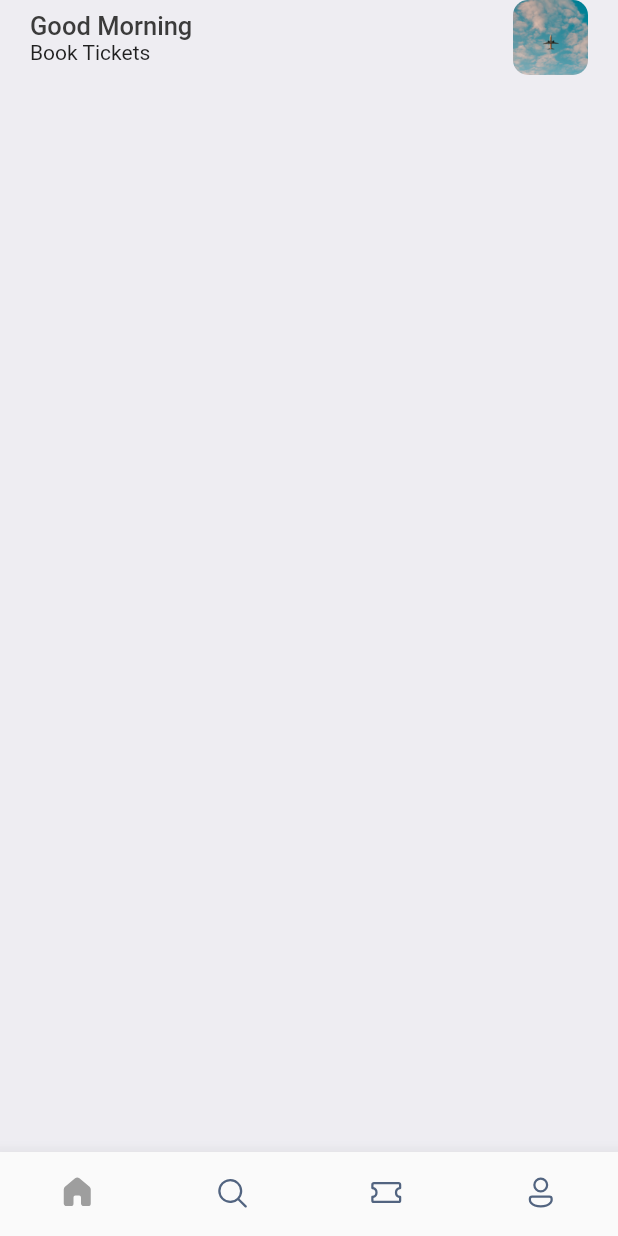
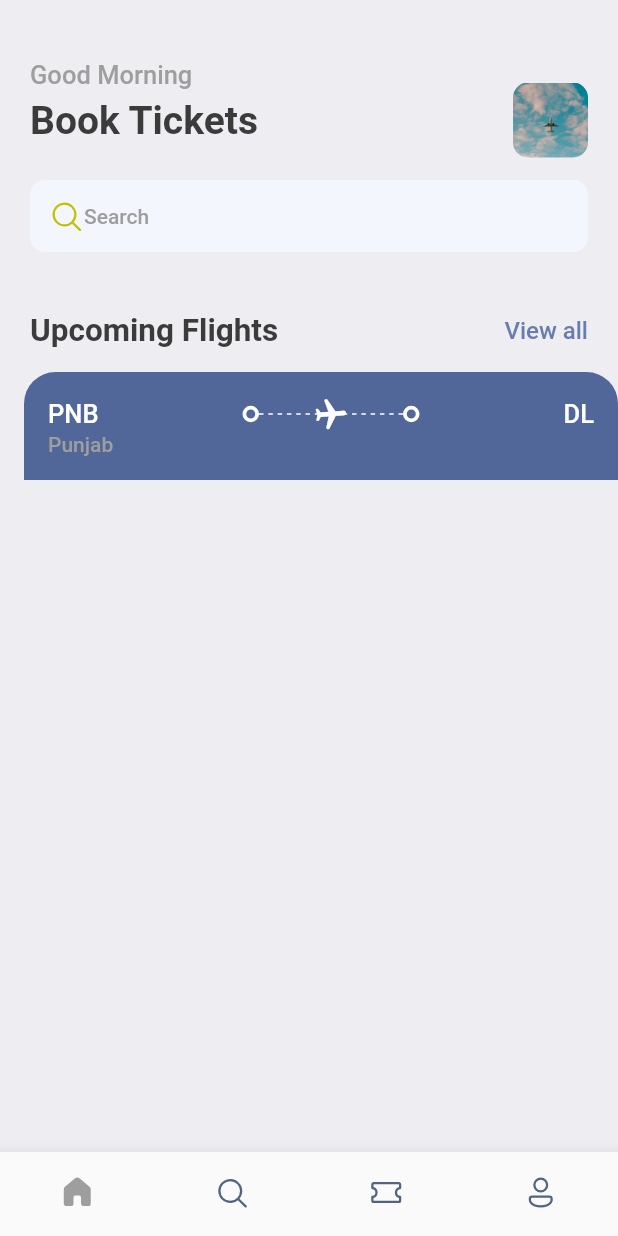
Before and after one commit to hey-ak/TicketBookingApp, a Flutter app: the screen it shows after launch, on a phone screen of 412 x 824 dp. Run offline on Flutter 3.47's test engine with Material 2 defaults, Android fonts, the phone set to English and light mode, and no system bars; our stand-ins replace fluentui_icons, gap.

Commit message:
Added some styles and improved home page

```diff
--- a/lib/screens/home_screen.dart
+++ b/lib/screens/home_screen.dart
@@ -1,7 +1,10 @@
+import 'package:fluentui_icons/fluentui_icons.dart';
 import 'package:flutter/cupertino.dart';
 import 'package:flutter/material.dart';
 import 'package:flutter/src/widgets/container.dart';
 import 'package:flutter/src/widgets/framework.dart';
+import 'package:gap/gap.dart';
+import 'package:ticketbooking/screens/ticket_view.dart';
 import 'package:ticketbooking/utils/app_styles.dart';
 
 class HomeScreen extends StatelessWidget {
@@ -14,18 +17,27 @@
       body: ListView(
         children: [
           Container(
+
             padding: const EdgeInsets.symmetric(horizontal: 20),
             child: Column(
               children: [
+                const Gap(40),
                 Row(
-                  mainAxisAlignment:MainAxisAlignment.spaceBetween,
+                  mainAxisAlignment: MainAxisAlignment.spaceBetween,
                   children: [
                     Column(
                       crossAxisAlignment: CrossAxisAlignment.start,
-                      children:  [
-                          Text("Good Morning" , style:Styles.headLineStyle3,
-                          ) ,
-                          Text("Book Tickets"),
+                      children: [
+                        Text(
+                          "Good Morning",
+                          style: Styles.headLineStyle3,
+                        ),
+                        const Gap(5),
+                        Text(
+                          "Book Tickets",
+                          style: Styles.headLineStyle,
+                        ),
+                        const Gap(25),
                       ],
                     ),
                     Container(
@@ -38,10 +50,51 @@
                               image: AssetImage("assets/images/p1.jpg"))),
                     )
                   ],
+                ),
+                Container(
+                  decoration: BoxDecoration(
+                      borderRadius: BorderRadius.circular(10),
+                      color: const Color(0xFFF4F6FD)),
+                  padding:
+                      const EdgeInsets.symmetric(horizontal: 12, vertical: 12),
+                  child: Row(
+                    children: [
+                      const Icon(
+                        FluentSystemIcons.ic_fluent_search_regular,
+                        color: Color(0xFFBFC205),
+                      ),
+                      Text(
+                        "Search",
+                        style: Styles.headLineStyle4,
+                      )
+                    ],
+                  ),
+                ),
+                const Gap(40),
+                Row(
+                  mainAxisAlignment: MainAxisAlignment.spaceBetween,
+                  children: [
+                    Text(
+                      "Upcoming Flights",
+                      style: Styles.headLineStyle2,
+                    ),
+                    InkWell(
+                        onTap: () {
+                          print("Tapped");
+                        },
+                        child: Text(
+                          "View all",
+                          style: Styles.textStyle
+                              .copyWith(color: Styles.primaryColor),
+                        ))
+                  ],
                 )
               ],
             ),
-          )
+          ),
+          const Gap(15),
+          TicketView(),
+
         ],
       ),
     );
--- /dev/null
+++ b/lib/screens/ticket_view.dart
@@ -0,0 +1,84 @@
+import 'package:flutter/cupertino.dart';
+import 'package:flutter/material.dart';
+import 'package:flutter/src/widgets/container.dart';
+import 'package:flutter/src/widgets/framework.dart';
+import 'package:ticketbooking/utils/App_layout.dart';
+import 'package:ticketbooking/widgets/thick_container.dart';
+
+import '../utils/app_styles.dart';
+
+class TicketView extends StatelessWidget {
+  const TicketView({super.key});
+
+  @override
+  Widget build(BuildContext context) {
+    final size = AppLayout.getsize(context);
+    return SizedBox(
+      width: size.width,
+      height: 200,
+      child: Container(
+        margin: const EdgeInsets.only(left: 16),
+        child: Column(children: [
+          Container(
+            decoration: BoxDecoration(
+                color: const Color(0xFF526799),
+                borderRadius: const BorderRadius.only(
+                  topLeft: Radius.circular(21),
+                  topRight: Radius.circular(21),
+                )),
+            padding: const EdgeInsets.all(16),
+            child: Column(children: [
+              Row(
+                children: [
+                  Text(
+                    "PNB",
+                    style: Styles.headLineStyle3.copyWith(color: Colors.white),
+                  ),
+                  Expanded(child: Container()),
+                  ThickContainer(),
+                  Expanded(
+                      child: Stack(
+                        children:[
+
+
+                        SizedBox(
+                                          height: 24,
+                                          child: LayoutBuilder(
+                        builder:
+                            (BuildContext context, BoxConstraints constraints) {
+                          return Flex(
+                            direction: Axis.horizontal,
+                            mainAxisAlignment: MainAxisAlignment.spaceBetween,
+                            children: List.generate(
+                                (constraints.constrainWidth() / 6).floor(),
+                                (index) => SizedBox(width: 3, height: 1, child: DecoratedBox(decoration: BoxDecoration(color: Colors.white),)),),
+                          );
+                        },
+                                          ),
+                                        ),
+                                        Center(child: Transform.rotate(angle:1.5, child:Icon(Icons.local_airport_rounded, color:  Colors.white,) ,)),
+                        ]
+                      )),
+
+                  ThickContainer(),
+
+                  Expanded(child: Container()),
+                  Text("DL",
+                      style: Styles.headLineStyle3.copyWith(
+                        color: Colors.white,
+                      ))
+                ],
+              ),
+              Row(
+                children: [
+                  SizedBox(width: 100,child: Text("Punjab",style: Styles.headLineStyle4,),)
+                ],
+              )
+
+            ]),
+          )
+        ]),
+      ),
+    );
+  }
+}
--- /dev/null
+++ b/lib/utils/App_layout.dart
@@ -0,0 +1,7 @@
+import 'package:flutter/cupertino.dart';
+
+class AppLayout {
+  static getsize(BuildContext context) {
+    return MediaQuery.of(context).size;
+  }
+}
--- a/lib/utils/app_styles.dart
+++ b/lib/utils/app_styles.dart
@@ -14,8 +14,8 @@
       TextStyle(fontSize: 26, color: textColor, fontWeight: FontWeight.bold);
   static TextStyle headLineStyle2 =
       TextStyle(fontSize: 21, color: textColor, fontWeight: FontWeight.bold);
-  static TextStyle headLineStyle3 =
-      TextStyle(fontSize: 17, color: textColor, fontWeight: FontWeight.w500);
-  static TextStyle headLineStyle4 =
-      TextStyle(fontSize: 14, color: Colors.grey.shade500, fontWeight: FontWeight.w500);
+  static TextStyle headLineStyle3 = TextStyle(
+      fontSize: 17, color: Colors.grey.shade500, fontWeight: FontWeight.w500);
+  static TextStyle headLineStyle4 = TextStyle(
+      fontSize: 14, color: Colors.grey.shade500, fontWeight: FontWeight.w500);
 }
--- /dev/null
+++ b/lib/widgets/thick_container.dart
@@ -0,0 +1,19 @@
+import 'package:flutter/cupertino.dart';
+import 'package:flutter/material.dart';
+import 'package:flutter/src/widgets/container.dart';
+import 'package:flutter/src/widgets/framework.dart';
+
+class ThickContainer extends StatelessWidget {
+  const ThickContainer({super.key});
+
+  @override
+  Widget build(BuildContext context) {
+    return Container(
+      padding: const EdgeInsets.all(3.0),
+      decoration: BoxDecoration(
+        borderRadius: BorderRadius.circular(20),
+        border: Border.all(width: 2.5, color: Colors.white)
+      ),
+    );
+  }
+}
--- a/pubspec.yaml
+++ b/pubspec.yaml
@@ -37,6 +37,7 @@
   # Use with the CupertinoIcons class for iOS style icons.
   cupertino_icons: ^1.0.2
   fluentui_icons: ^1.0.0
+  gap: ^2.0.0
 
 dev_dependencies:
   flutter_test:
```
Also changed, not shown: lib/main.dart (line endings or trailing spaces), pubspec.lock.
